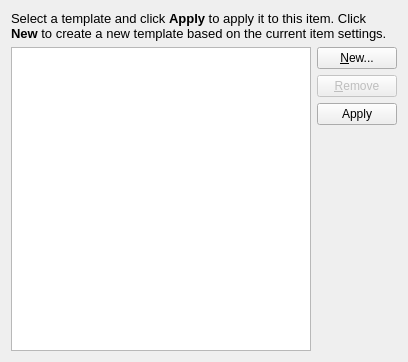
First picture: the form in incidenceeditor-ng/template_management_dialog_base.ui, repository chusopr/kdepim-ktimetracker-akonadi, before the edit.
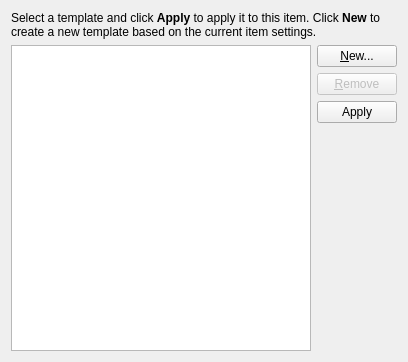
Second picture: the form after the edit.

Commit message:
Don't set a fixed font size or style in the header text.
FIXED-IN: 4.8.5
MERGE: 4.8, 4.9

The edit to the form file:
```diff
--- a/incidenceeditor-ng/template_management_dialog_base.ui
+++ b/incidenceeditor-ng/template_management_dialog_base.ui
@@ -23,7 +23,7 @@
       <string>&lt;!DOCTYPE HTML PUBLIC &quot;-//W3C//DTD HTML 4.0//EN&quot; &quot;http://www.w3.org/TR/REC-html40/strict.dtd&quot;&gt;
 &lt;html&gt;&lt;head&gt;&lt;meta name=&quot;qrichtext&quot; content=&quot;1&quot; /&gt;&lt;style type=&quot;text/css&quot;&gt;
 p, li { white-space: pre-wrap; }
-&lt;/style&gt;&lt;/head&gt;&lt;body style=&quot; font-family:'Sans Serif'; font-size:10pt; font-weight:400; font-style:normal;&quot;&gt;
+&lt;/style&gt;&lt;/head&gt;&lt;body style=&quot; font-family:'Sans Serif'; font-size:9pt; font-weight:400; font-style:normal;&quot;&gt;
 &lt;p style=&quot; margin-top:0px; margin-bottom:0px; margin-left:0px; margin-right:0px; -qt-block-indent:0; text-indent:0px;&quot;&gt;Select a template and click &lt;span style=&quot; font-weight:600;&quot;&gt;Apply&lt;/span&gt; to apply it to this item. Click &lt;span style=&quot; font-weight:600;&quot;&gt;New&lt;/span&gt; to create a new template based on the current item settings.&lt;/p&gt;&lt;/body&gt;&lt;/html&gt;</string>
      </property>
      <property name="textFormat">
```
